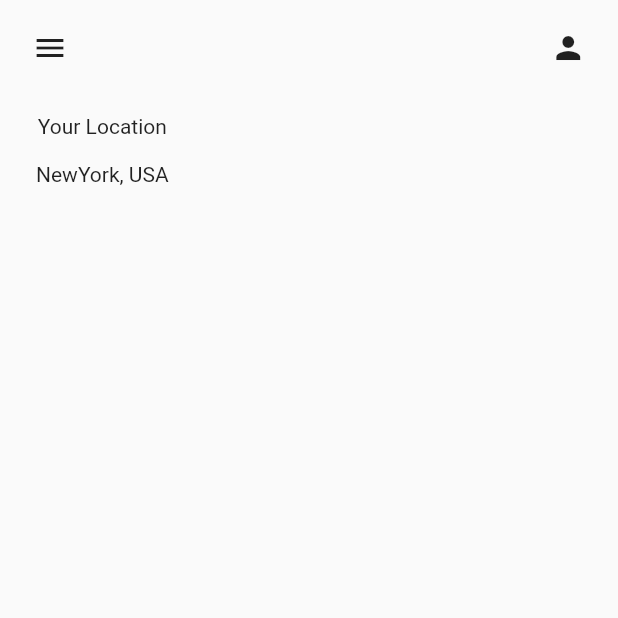
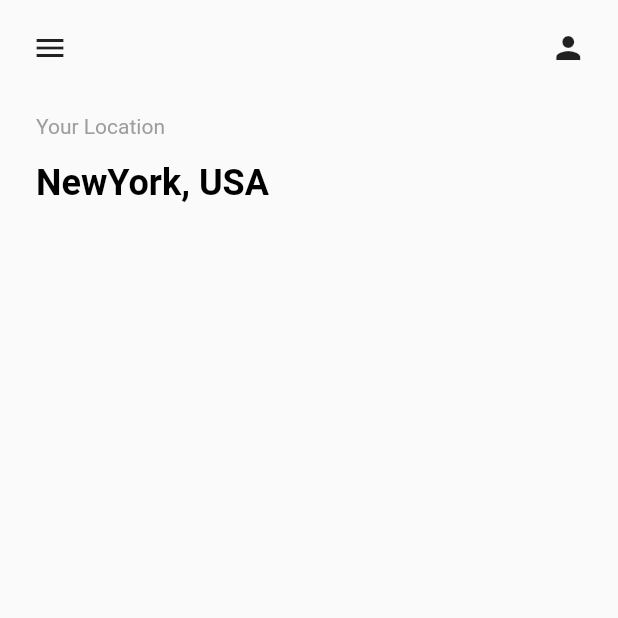
Before and after one commit to EhsanTgv/PetAdoption_Demo, a Flutter app: the screen it shows after launch, on a phone screen of 412 x 824 dp, the top half of it. Run offline on Flutter 3.47's test engine with Material 2 defaults, Android fonts, the phone set to English and light mode, and no system bars.

Commit message:
HomePage add style to titles

```diff
--- a/lib/screens/home_screen.dart
+++ b/lib/screens/home_screen.dart
@@ -8,6 +8,7 @@ class HomePage extends StatefulWidget {
 }
 
 class _HomePageState extends State<HomePage> {
+
   Widget appBarWidget() {
     return Container(
       margin: EdgeInsets.only(top: 20),
@@ -40,10 +41,25 @@ class _HomePageState extends State<HomePage> {
       margin: EdgeInsets.only(top: 32, left: 24),
       alignment: Alignment.centerLeft,
       child: Column(
+        crossAxisAlignment: CrossAxisAlignment.start,
         children: <Widget>[
-          Text("Your Location"),
+          Text(
+            "Your Location",
+            style: TextStyle(
+              fontSize: 14,
+              color: Colors.grey,
+              fontWeight: FontWeight.normal,
+            ),
+          ),
           SizedBox(height: 16),
-          Text("NewYork, USA"),
+          Text(
+            "NewYork, USA",
+            style: TextStyle(
+              fontSize: 24,
+              color: Colors.black,
+              fontWeight: FontWeight.bold,
+            ),
+          ),
         ],
       ),
     );
```
